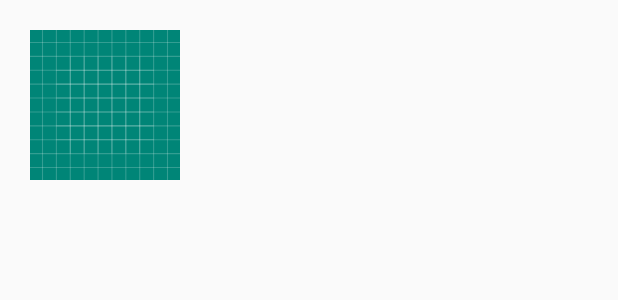
After one commit to jam68ty/Wellsitting, an Android app: the layout character_headhot_display.xml on its own in the app's theme, with its tools: preview values and no code run, on a phone screen of 412 x 824 dp. The commit adds this screen. Shown: the top 300 px of the screen. Run offline under Robolectric (Android 15) with nearby library versions, the phone set to English and light mode, and no system bars.

Commit message:
角色頁面（初步）

```diff
--- /dev/null
+++ b/app/src/main/res/layout/character_headhot_display.xml
@@ -0,0 +1,39 @@
+<?xml version="1.0" encoding="utf-8"?>
+<LinearLayout xmlns:android="http://schemas.android.com/apk/res/android"
+    android:layout_width="match_parent"
+    android:layout_height="150dp"
+    android:orientation="vertical">
+
+    <LinearLayout
+        android:layout_width="match_parent"
+        android:layout_height="match_parent"
+        android:orientation="horizontal"
+        android:layout_marginTop="20dp"
+        >
+
+        <ImageView
+            android:id="@+id/headshot"
+            android:layout_marginLeft="20dp"
+            android:layout_width="100dp"
+            android:layout_height="100dp"
+            android:src="@drawable/ic_launcher_background" />
+
+        <LinearLayout
+            android:layout_width="match_parent"
+            android:layout_height="match_parent"
+            android:orientation="vertical">
+
+            <TextView
+                android:id="@+id/headname"
+                android:layout_width="200dp"
+                android:layout_height="50dp" />
+
+            <TextView
+                android:id="@+id/intro"
+                android:layout_width="400dp"
+                android:layout_height="50dp" />
+        </LinearLayout>
+
+    </LinearLayout>
+
+</LinearLayout>
--- a/app/src/main/res/layout/fragment_character.xml
+++ b/app/src/main/res/layout/fragment_character.xml
@@ -27,5 +27,10 @@
         android:gravity="center"
         android:text="Character" />
 
+    <android.support.v7.widget.RecyclerView
+        android:id="@+id/myrecycler"
+        android:layout_marginTop="120dp"
+        android:layout_width="match_parent"
+        android:layout_height="match_parent" />
 
 </FrameLayout>
```
Also changed, not shown: app/src/main/java/com/example/wellsitting/Character.java (+68 -1 lines), app/src/main/java/com/example/wellsitting/Characterheadshot.java (added, +50 -0 lines), app/src/main/java/com/example/wellsitting/MyAdapter.java (added, +58 -0 lines), 4 other files.
